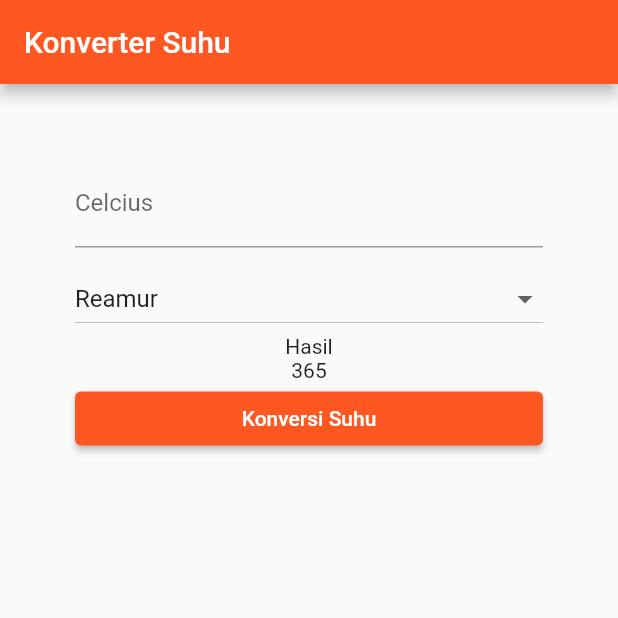
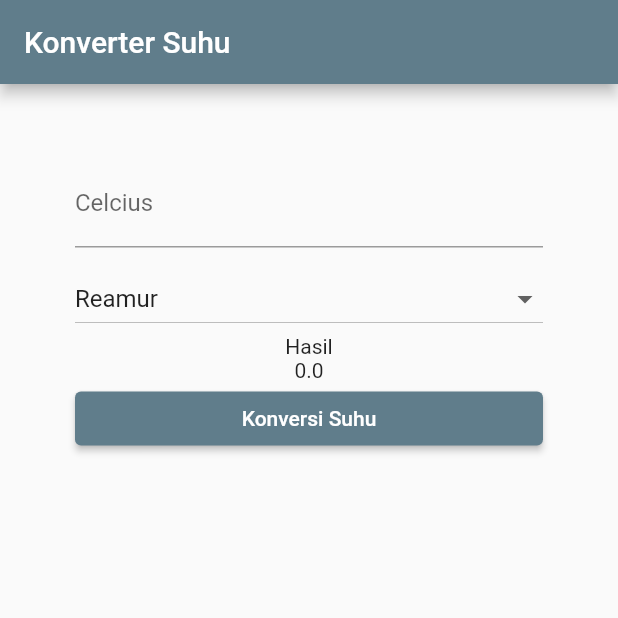
Before and after one commit to kanshamaulidya/Mobile_Kuis2_KonversiSuhu, a Flutter app: the screen it shows after launch, after a tap on "Konversi Suhu", on a phone screen of 412 x 824 dp, the top half of it. Run offline on Flutter 3.47's test engine with Material 2 defaults, Android fonts, the phone set to English and light mode, and no system bars.

Commit message:
Update main.dart

```diff
--- a/lib/main.dart
+++ b/lib/main.dart
@@ -12,11 +12,13 @@ class MyApp extends StatefulWidget {
 
 class _MyHomePageState extends State<MyApp> {
   String selectedValue = 'Reamur';
+  double suhuAwal = 0;
+  double hasil = 0;
   @override
   Widget build(BuildContext context) {
     return MaterialApp(
       theme: ThemeData(
-        primarySwatch: Colors.deepOrange,
+        primarySwatch: Colors.blueGrey,
         visualDensity: VisualDensity.adaptivePlatformDensity,
       ),
       home: Scaffold(
@@ -32,6 +34,11 @@ class _MyHomePageState extends State<MyApp> {
                       labelText: 'Celcius',
                       hintText: 'Masukkan angka temperatur dalam celcius',
                     ),
+                    onChanged: (value) {
+                      setState(() {
+                        suhuAwal = double.tryParse(value) ?? 0.0;
+                      });
+                    },
                   ),
                   SizedBox(
                     height: 10,
@@ -60,12 +67,23 @@ class _MyHomePageState extends State<MyApp> {
                     },
                   ),
                   Text('Hasil'),
-                  Text('365'),
+                  Text('$hasil'),
                   Row(
                     children: [
                       Expanded(
                           child: ElevatedButton(
-                              onPressed: () {}, child: Text('Konversi Suhu'))),
+                              onPressed: () {
+                                setState(() {
+                                  if (selectedValue == 'Reamur') {
+                                    hasil = suhuAwal * 0.8;
+                                  } else if (selectedValue == 'Kelvin') {
+                                    hasil = suhuAwal + 273.15;
+                                  } else {
+                                    hasil = (1.8 * suhuAwal) + 32;
+                                  }
+                                });
+                              },
+                              child: Text('Konversi Suhu'))),
                     ],
                   )
                 ],
```
